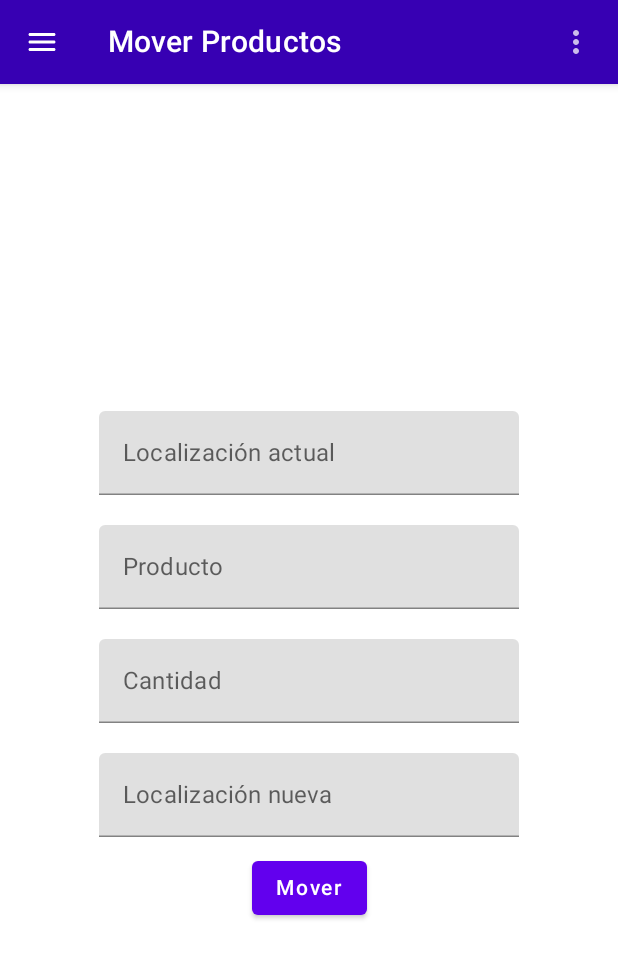
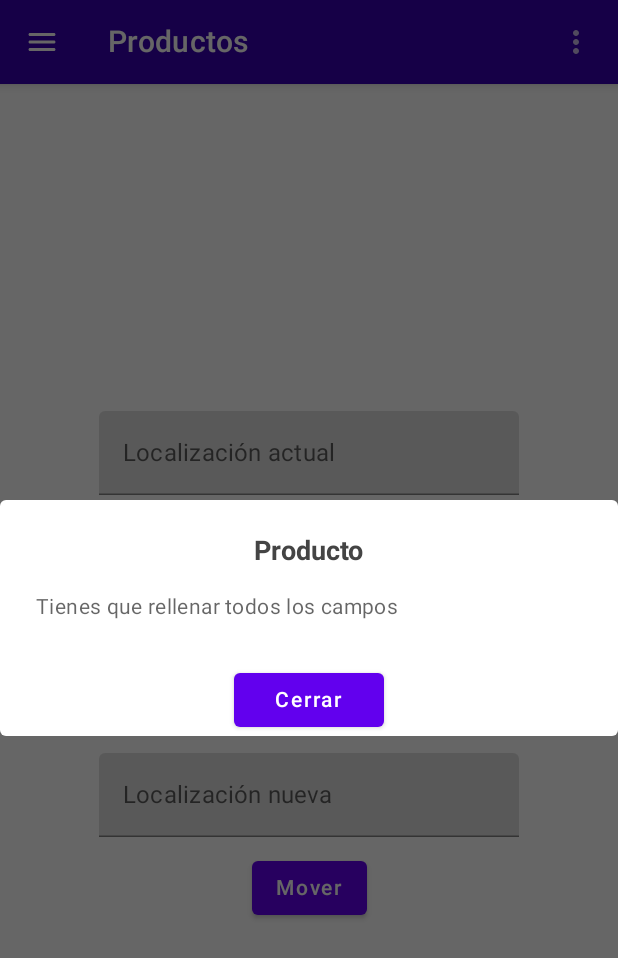
Before and after one commit to dpanait/piking, an Android app built with Jetpack Compose: the composable MoveProductsScreen shown on its own in the app's theme, after a tap on "Mover", on a phone screen of 412 x 824 dp. Shown: the top 958 px of the screen. Run offline under Robolectric (Android 15) with nearby library versions, the phone set to English and light mode, and no system bars; libraries missing offline, so code that uses them is left out: com.github.kittinunf.fuel.

Commit message:
Products popup

```diff
--- a/app/src/main/java/com/yubstore/piking/util/TopBar.kt
+++ b/app/src/main/java/com/yubstore/piking/util/TopBar.kt
@@ -5,9 +5,13 @@ import androidx.compose.material.*
 import androidx.compose.runtime.*
 import androidx.compose.ui.Alignment
 import androidx.compose.ui.Modifier
+import androidx.compose.ui.graphics.Color
 import androidx.compose.ui.graphics.vector.ImageVector
+import androidx.compose.ui.text.font.FontWeight
+import androidx.compose.ui.unit.sp
 import com.yubstore.piking.model.AlmacenModel
 import com.yubstore.piking.service.APP_DATA
+import androidx.compose.ui.text.TextStyle
 
 @Composable
 fun TopBar(
@@ -27,7 +31,7 @@ fun TopBar(
                 verticalAlignment = Alignment.CenterVertically,
                 horizontalArrangement = Arrangement.End.also { Arrangement.SpaceAround }
             ){
-                Text(" ${bodyContent.value}")
+                Text(" ${bodyContent.value}", style = TextStyle(fontSize = 12.sp) )
             }
 
         },
--- a/app/src/main/java/com/yubstore/piking/views/piking/ListPiking.kt
+++ b/app/src/main/java/com/yubstore/piking/views/piking/ListPiking.kt
@@ -237,8 +237,8 @@ fun ListPiking(
                                 productsDataList.find { pro -> pro.productsId == item.products_id }
                             //Log.e("Products change", "${productChange}")
                         }
-                        //pikingModel.savePiking(pikingList)
-                        //navController.popBackStack()
+                        pikingModel.savePiking(pikingList)
+                        navController.popBackStack()
 
                     }) {
                         Text(text = "Guardar")
--- a/app/src/main/java/com/yubstore/piking/views/products/MoveProductsScreen.kt
+++ b/app/src/main/java/com/yubstore/piking/views/products/MoveProductsScreen.kt
@@ -2,10 +2,7 @@ package com.yubstore.piking.views.products
 
 import android.util.Log
 import android.widget.Toast
-import androidx.compose.foundation.layout.Arrangement
-import androidx.compose.foundation.layout.Column
-import androidx.compose.foundation.layout.fillMaxSize
-import androidx.compose.foundation.layout.padding
+import androidx.compose.foundation.layout.*
 import androidx.compose.foundation.text.KeyboardActions
 import androidx.compose.material.Text
 import androidx.compose.material.TextField
@@ -22,9 +19,13 @@ import androidx.compose.ui.ExperimentalComposeUiApi
 import androidx.compose.ui.focus.FocusDirection
 import androidx.compose.ui.focus.FocusRequester
 import androidx.compose.ui.focus.focusRequester
+import androidx.compose.ui.graphics.Color
 import androidx.compose.ui.platform.LocalContext
 import androidx.compose.ui.platform.LocalFocusManager
+import androidx.compose.ui.text.TextStyle
+import androidx.compose.ui.text.font.FontWeight
 import androidx.compose.ui.unit.dp
+import androidx.compose.ui.unit.sp
 import com.yubstore.piking.model.AlmacenModel
 import com.yubstore.piking.model.ProductsModel
 import com.yubstore.piking.service.MoveProducts
@@ -50,10 +51,13 @@ fun MoveProductsScreen(
     var quantityProducts by remember {
         mutableStateOf(TextFieldValue(""))
     }
+    var alertMsg = remember{ mutableStateOf("") }
+    var alertMsgStatus = remember { mutableStateOf(false) }
+
     val focusManager = LocalFocusManager.current
     Column(modifier = Modifier.fillMaxSize()) {
         TopBar(
-            title = "Mover Productos",
+            title = "Productos",
             buttonIcon = Icons.Rounded.Menu,
             almacenModel = almacenModel,
             onButtonClicked = { openDrawer() }
@@ -114,15 +118,65 @@ fun MoveProductsScreen(
             Button(onClick = {
                 //your onclick code here
                 Log.i("Clik", "Mover producto")
-                val moveProducts = MoveProducts(location.text, productsId.text, quantityProducts.text, newLocation.text)
+                if( location.text.isNotEmpty()
+                    && productsId.text.isNotEmpty()
+                    && quantityProducts.text.isNotEmpty() ) {
+                    val moveProducts = MoveProducts(
+                        location.text,
+                        productsId.text,
+                        quantityProducts.text,
+                        newLocation.text
+                    )
                     productsModel.saveMoveProducts(moveProducts, context)
                     location = TextFieldValue("")
                     productsId = TextFieldValue("")
                     quantityProducts = TextFieldValue("")
                     newLocation = TextFieldValue("")
                     a.requestFocus()
+                } else {
+                    alertMsg.value = "Tienes que rellenar todos los campos"
+                    alertMsgStatus.value = true
+                }
             }) {
                 Text(text = "Mover")
+            }
+            if(alertMsgStatus.value) {
+                AlertDialog(
+                    onDismissRequest = { alertMsgStatus.value = false },
+                    title = {
+                        Column(
+                            modifier = Modifier.fillMaxWidth(),
+                            verticalArrangement = Arrangement.Center,
+                            horizontalAlignment = Alignment.CenterHorizontally
+                        ) {
+                            Text(text = "Producto", style = TextStyle(color = Color.DarkGray,fontWeight = FontWeight.Bold, fontSize = 18.sp))
+                        }
+                    },
+                    text = {
+                        Column(
+                            verticalArrangement = Arrangement.Center,
+                            horizontalAlignment = Alignment.CenterHorizontally
+                        ) {
+
+                            Text(alertMsg.value)
+
+                        }
+                    },
+                    buttons = {
+                        Column(
+                            modifier = Modifier.fillMaxWidth(),
+                            verticalArrangement = Arrangement.Center,
+                            horizontalAlignment = Alignment.CenterHorizontally
+                        ){
+                            Button(
+                                modifier = Modifier.width(100.dp),
+                                onClick = { alertMsgStatus.value = false }
+                            ) {
+                                Text("Cerrar")
+                            }
+                        }
+                    }
+                )
             }
         }
     }
--- a/app/src/main/java/com/yubstore/piking/views/products/ProductsScreen.kt
+++ b/app/src/main/java/com/yubstore/piking/views/products/ProductsScreen.kt
@@ -113,7 +113,7 @@ fun ProductsScreen(
                     .fillMaxWidth()
             ){
                 Text(
-                    text = "Para comprobar si un producto tiene varias localizaciones, despues de scanear el codigo de bara del producto toca la lupa",
+                    text = "Para comprobar si un producto tiene varias localizaciones, despues de escanear el codigo de bara del producto toca la lupa",
                     textAlign = TextAlign.Center
                 )
             }
```
Lines whose indentation alone changed are shown as unchanged.
